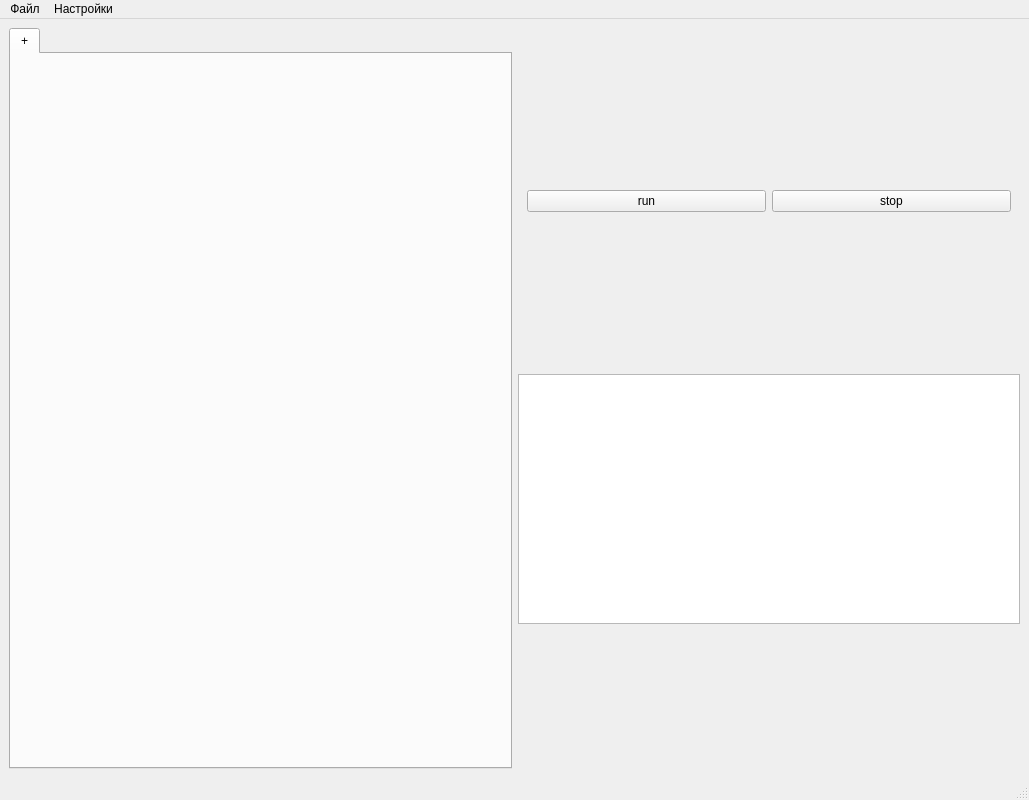
First picture: the form in src/designs/maket_prototype.ui, repository LooKing070/PredprofCase3, before the edit.
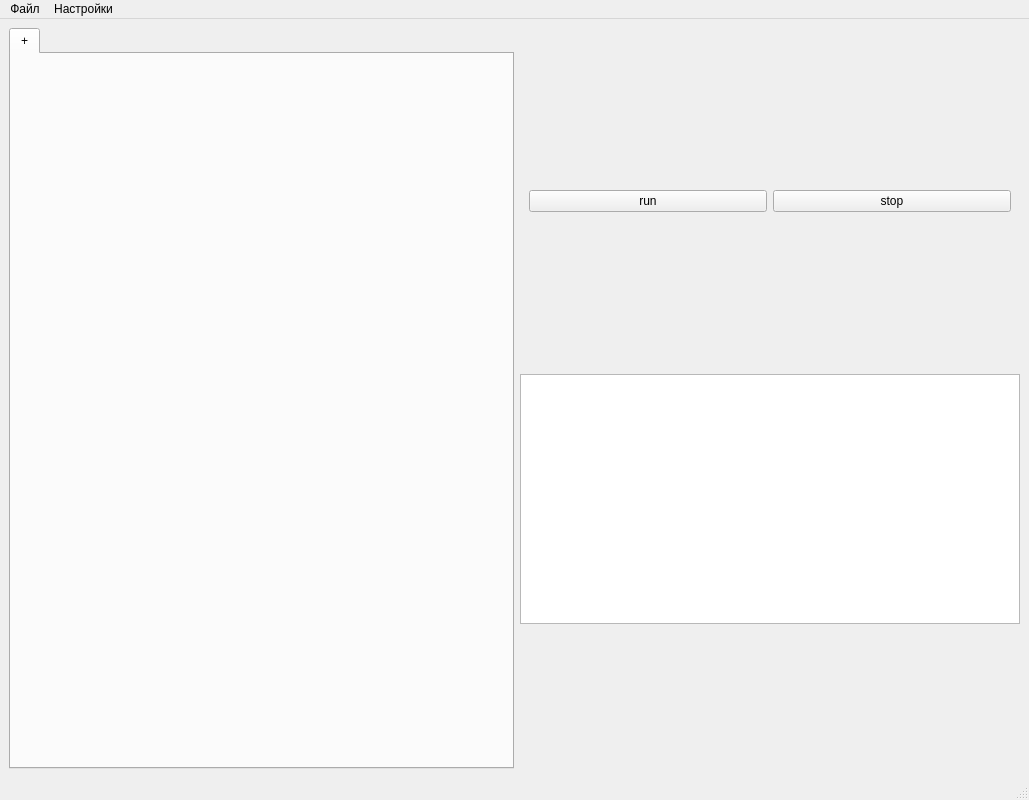
Second picture: the form after the edit.

Commit message: Выравнивание

```diff
--- a/src/designs/maket_prototype.ui
+++ b/src/designs/maket_prototype.ui
@@ -95,7 +95,7 @@
          </layout>
         </widget>
        </item>
-       <item>
+       <item alignment="Qt::AlignHCenter">
         <widget class="QWidget" name="boardWigets" native="true">
          <property name="minimumSize">
           <size>
@@ -103,6 +103,9 @@
            <height>0</height>
           </size>
          </property>
+         <property name="layoutDirection">
+          <enum>Qt::LeftToRight</enum>
+         </property>
          <layout class="QVBoxLayout" name="verticalLayout">
           <property name="spacing">
            <number>0</number>
```
Left out of the diff: 2 changed lines with no effect on the pictures. The commit also changes 2 other files.
